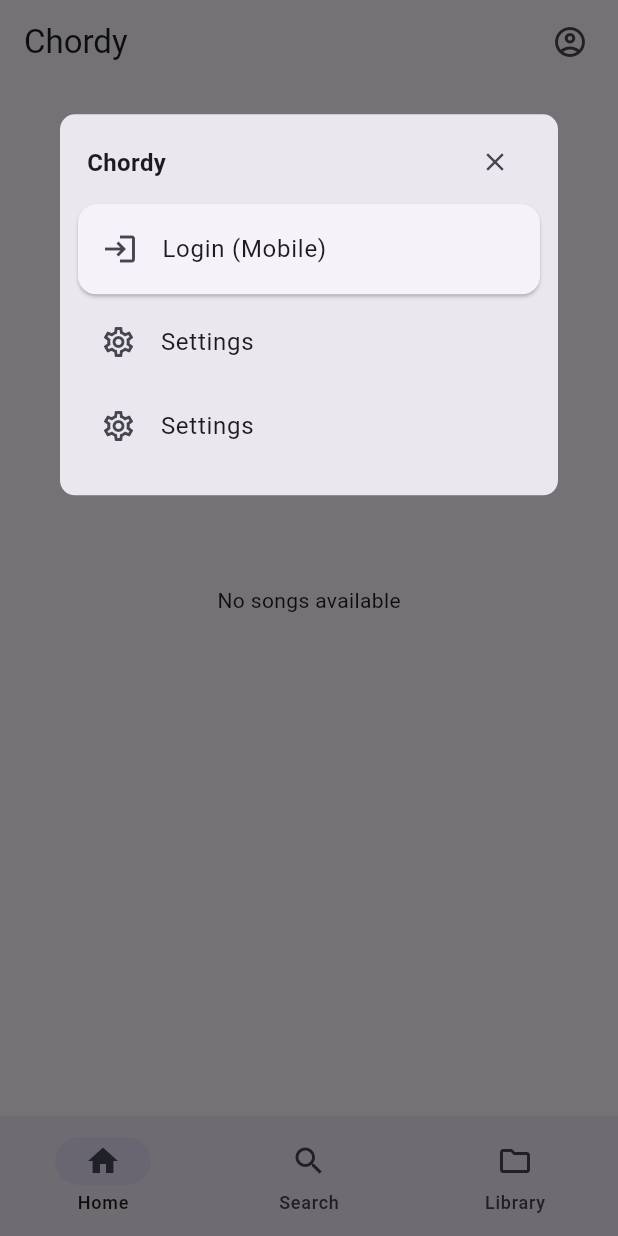
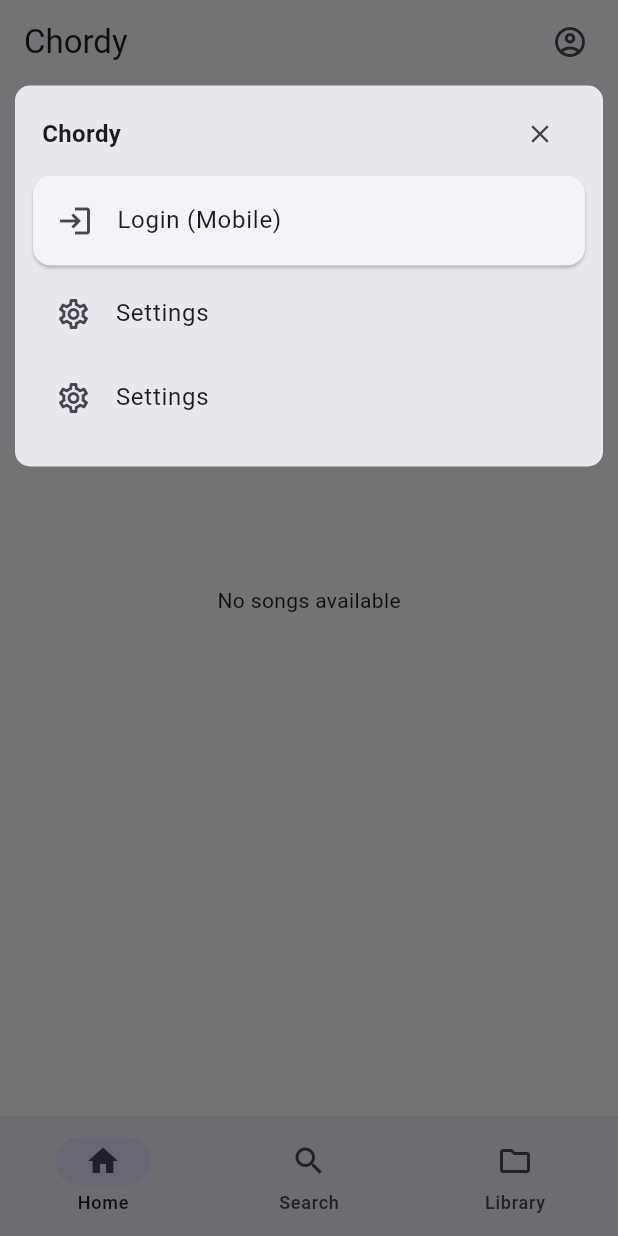
Before and after one commit to Mckenjay/chordy, a Flutter app: the screen it shows after launch, after a tap on the "account circle" icon, on a phone screen of 412 x 824 dp. Run offline on Flutter 3.47's test engine with Material 3 defaults, Android fonts, the phone set to English and light mode, and no system bars; our stand-ins replace cloud_firestore, firebase_auth, firebase_core, flutter_dotenv, google_fonts, google_sign_in; missing offline and left inert: custom_flutter_chord, google_sign_in_web; accounts and stored records are empty; generated files the repository leaves out were written again.

Commit message:
change padding

```diff
--- a/lib/pages/appbar_actions.dart
+++ b/lib/pages/appbar_actions.dart
@@ -27,6 +27,7 @@ class _AppBarActionsState extends State<AppBarActions> {
           icon: const Icon(Icons.account_circle_outlined),
           onPressed: () => showDialog(context: context,
             builder: (_) => Dialog(
+              insetPadding: EdgeInsets.symmetric(horizontal: 10.0),
               alignment: Alignment(0.0, -0.8),
               shape: RoundedRectangleBorder(borderRadius: BorderRadius.circular(10)),
               child: Padding(
--- a/lib/pages/home.dart
+++ b/lib/pages/home.dart
@@ -43,6 +43,7 @@ class _HomePageState extends State<HomePage> {
             itemBuilder: (context, index) {
               SongModel song = snapshot.data![index];
               return ListTile(
+                contentPadding: const EdgeInsetsDirectional.only(start: 16, end: 2),
                 leading: Container(
                   width: 48,
                   height: 48,
```
